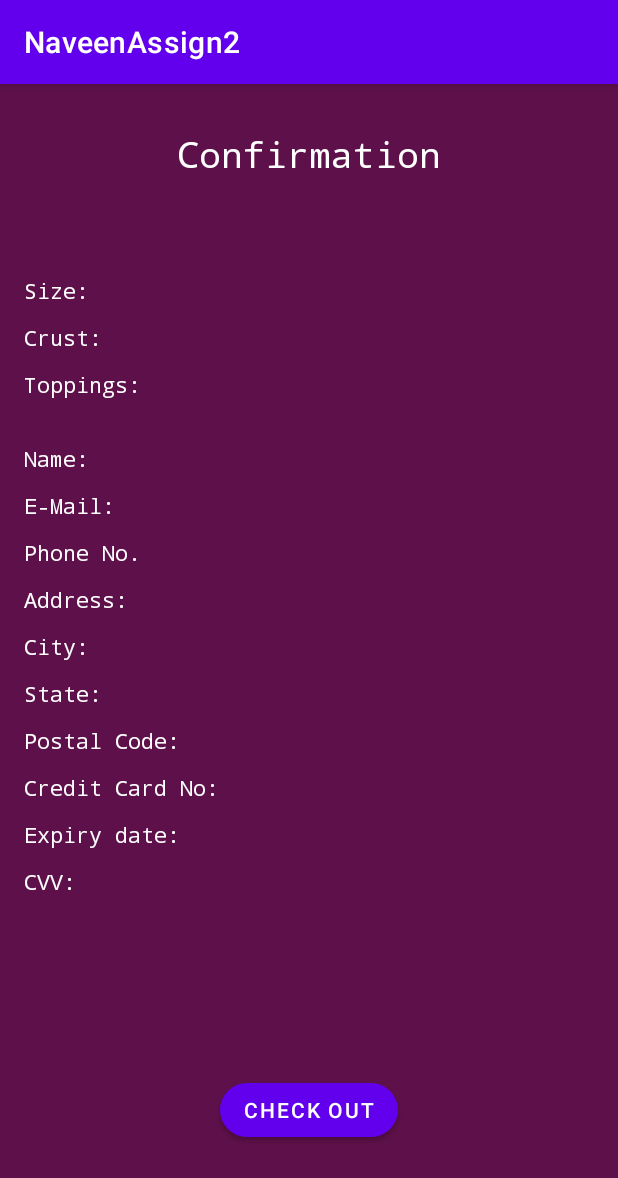
After one commit to naveenKumar5935/pizza-ordering, an Android app: the KumarCheckOutScreen screen opened directly, with no data from a screen before it, on a phone screen of 412 x 824 dp. The commit adds this screen. Shown: the top 1178 px of the screen. Run offline under Robolectric (Android 15) with nearby library versions, the phone set to English and light mode, and no system bars.

Commit message:
Completed Check Out screen with layout and functionality

```diff
--- a/app/src/main/AndroidManifest.xml
+++ b/app/src/main/AndroidManifest.xml
@@ -9,7 +9,8 @@
         android:roundIcon="@mipmap/ic_launcher_round"
         android:supportsRtl="true"
         android:theme="@style/Theme.NaveenAssign2">
-        <activity android:name=".KumarActivityPaymentScreen"></activity>
+        <activity android:name=".KumarCheckOutScreen"></activity>
+        <activity android:name=".KumarActivityPaymentScreen" />
         <activity android:name=".KumarActivityOrderScreen" />
         <activity android:name=".NaveenActivity">
             <intent-filter>
--- a/app/src/main/java/naveen/kumar/n01355935/KumarActivityPaymentScreen.java
+++ b/app/src/main/java/naveen/kumar/n01355935/KumarActivityPaymentScreen.java
@@ -5,6 +5,7 @@ import androidx.appcompat.app.AppCompatActivity;
 import android.content.Intent;
 import android.os.Bundle;
 import android.text.TextUtils;
+import android.util.Log;
 import android.view.View;
 import android.widget.ArrayAdapter;
 import android.widget.EditText;
@@ -16,6 +17,13 @@ import com.google.android.material.snackbar.Snackbar;
 import java.util.ArrayList;
 
 public class KumarActivityPaymentScreen extends AppCompatActivity {
+
+    String size;
+    String crust;
+    String toppings;
+    String province;
+
+
 
 
     public void orderClick(View view){
@@ -29,6 +37,7 @@ public class KumarActivityPaymentScreen extends AppCompatActivity {
         EditText creditNo = findViewById(R.id.naveenCreditNo);
         EditText expiryDate = findViewById(R.id.naveenExpiryDate);
         EditText cvv = findViewById(R.id.naveenCVV);
+
 
         Boolean allConditionCheck=true;
 
@@ -108,9 +117,35 @@ public class KumarActivityPaymentScreen extends AppCompatActivity {
         }
 
         if(allConditionCheck){
-            Snackbar.make(view,"Congratulations",Snackbar.LENGTH_LONG).show();
+
+
+            Intent intent = new Intent(this,KumarCheckOutScreen.class);
+            intent.putExtra("size",size);
+            intent.putExtra("crust",crust);
+            intent.putExtra("toppings",toppings);
+            intent.putExtra("name",name.getText().toString());
+            intent.putExtra("email",email.getText().toString());
+            intent.putExtra("phone",phoneNo.getText().toString());
+            intent.putExtra("address",address.getText().toString());
+            intent.putExtra("city",city.getText().toString());
+            intent.putExtra("state",province);
+            intent.putExtra("postal",postal.getText().toString());
+            intent.putExtra("credit",creditNo.getText().toString());
+            intent.putExtra("expiry",expiryDate.getText().toString());
+            intent.putExtra("cvv",cvv.getText().toString());
+
+            startActivity(intent);
+
         }
 
+    }
+
+
+    public void pizzaValues(String size,String crust,String topping,String province){
+        this.size = size;
+        this.crust=crust;
+        this.toppings=topping;
+        this.province=province;
     }
 
 
@@ -136,24 +171,30 @@ public class KumarActivityPaymentScreen extends AppCompatActivity {
         TextView t3 = findViewById(R.id.naveenPaymentToppingsView);
 
         Intent intent = getIntent();
-        String size = getIntent().getStringExtra("sizeSelected");
-        String crust = getIntent().getStringExtra("crustSelected");
+       String size = getIntent().getStringExtra("sizeSelected");
+       String crust = getIntent().getStringExtra("crustSelected");
         ArrayList<String> list = getIntent().getStringArrayListExtra("toppingSelected");
 
-        String str = list.get(0);
+        String topp = list.get(0);
         for(int i=1;i<list.size();i++){
-            str = str + ","+list.get(i);
+            topp = topp + ","+list.get(i);
         }
 
         t1.setText(size);
         t2.setText(crust);
-        t3.setText(str);
+        t3.setText(topp);
+
+
 
         //Spinner Code for province
         String[] province = {"ON","QC","BC","PE","NS","NB","NL","MB","SK","AB","YT","NT","NU"};
-        Spinner provinceSpinner = findViewById(R.id.naveenSpinner);
+      Spinner provinceSpinner = findViewById(R.id.naveenSpinner);
         ArrayAdapter pA = new ArrayAdapter(this,android.R.layout.simple_spinner_item,province);
         pA.setDropDownViewResource(R.layout.spinner_list);
         provinceSpinner.setAdapter(pA);
+
+
+        //Calling PizzaValues
+        pizzaValues(size,crust,topp,provinceSpinner.getSelectedItem().toString());
     }
 }
--- /dev/null
+++ b/app/src/main/java/naveen/kumar/n01355935/KumarCheckOutScreen.java
@@ -0,0 +1,71 @@
+package naveen.kumar.n01355935;
+
+import androidx.appcompat.app.AlertDialog;
+import androidx.appcompat.app.AppCompatActivity;
+
+import android.content.DialogInterface;
+import android.content.Intent;
+import android.os.Bundle;
+import android.util.Log;
+import android.view.View;
+import android.widget.Button;
+import android.widget.TextView;
+
+import java.util.Random;
+
+public class KumarCheckOutScreen extends AppCompatActivity {
+
+    @Override
+    protected void onCreate(Bundle savedInstanceState) {
+        super.onCreate(savedInstanceState);
+        setContentView(R.layout.activity_kumar_check_out_screen);
+        TextView size = findViewById(R.id.naveenCheckOutSizeDisplay);
+        TextView crust = findViewById(R.id.naveenCheckOutCrustDisplay);
+        TextView toppings = findViewById(R.id.naveenCheckOutToppingsDisplay);
+        TextView name = findViewById(R.id.naveenCheckOutNameDisplay);
+        TextView email = findViewById(R.id.naveenCheckOutEmailDisplay);
+        TextView phone = findViewById(R.id.naveenCheckOutPhoneDisplay);
+        TextView address = findViewById(R.id.naveenCheckOutAddressDisplay);
+        TextView city = findViewById(R.id.naveenCheckOutCityDisplay);
+        TextView state = findViewById(R.id.naveenCheckOutStateDisplay);
+        TextView postal = findViewById(R.id.naveenCheckOutPostalDisplay);
+        TextView credit = findViewById(R.id.naveenCheckOutCreditNoDisplay);
+        TextView expiry = findViewById(R.id.naveenCheckOutExpiryDisplay);
+        TextView cvv = findViewById(R.id.naveenCheckOutCVVDisplay);
+        Intent intent = new Intent();
+        size.setText(getIntent().getStringExtra("size"));
+        crust.setText(getIntent().getStringExtra("crust"));
+        toppings.setText(getIntent().getStringExtra("toppings"));
+        name.setText(getIntent().getStringExtra("name"));
+        email.setText(getIntent().getStringExtra("email"));
+        phone.setText(getIntent().getStringExtra("phone"));
+        address.setText(getIntent().getStringExtra("address"));
+        city.setText(getIntent().getStringExtra("city"));
+        state.setText(getIntent().getStringExtra("state"));
+        postal.setText(getIntent().getStringExtra("postal"));
+        credit.setText(getIntent().getStringExtra("credit"));
+        expiry.setText(getIntent().getStringExtra("expiry"));
+        cvv.setText(getIntent().getStringExtra("cvv"));
+
+
+
+    }
+    public void alertFunction(View view){
+
+     Random r = new Random();
+        int i1 = r.nextInt(1023 - 111) + 111;
+        AlertDialog.Builder alert = new AlertDialog.Builder(KumarCheckOutScreen.this);
+        alert.setTitle(R.string.alert_title);
+        alert.setMessage(getString(R.string.Alert_confirmation_no)+ String.valueOf(i1)+getString(R.string.alert_readyTime));
+        alert.setPositiveButton("OK", new DialogInterface.OnClickListener() {
+            @Override
+            public void onClick(DialogInterface dialog, int which) {
+                startActivity(new Intent(getApplicationContext(),NaveenActivity.class).setFlags(Intent.FLAG_ACTIVITY_CLEAR_TOP));
+            }
+        });
+        alert.show();
+
+
+    }
+
+}
--- /dev/null
+++ b/app/src/main/res/layout/activity_kumar_check_out_screen.xml
@@ -0,0 +1,274 @@
+<?xml version="1.0" encoding="utf-8"?>
+<androidx.constraintlayout.widget.ConstraintLayout xmlns:android="http://schemas.android.com/apk/res/android"
+    xmlns:app="http://schemas.android.com/apk/res-auto"
+    xmlns:tools="http://schemas.android.com/tools"
+    android:layout_width="match_parent"
+    android:layout_height="match_parent"
+    android:background="@color/purple"
+    tools:context=".KumarCheckOutScreen">
+
+    <LinearLayout
+        android:layout_width="wrap_content"
+        android:layout_height="wrap_content"
+        android:layout_marginTop="116dp"
+        android:orientation="vertical"
+        app:layout_constraintStart_toEndOf="@+id/naveenlinearLayout3"
+        app:layout_constraintTop_toTopOf="parent">
+
+        <TextView
+            android:id="@+id/naveenCheckOutSizeDisplay"
+            android:layout_width="match_parent"
+            android:layout_height="wrap_content"
+            android:layout_marginTop="12sp"
+            android:fontFamily="monospace"
+            android:textSize="14sp" />
+
+        <TextView
+            android:id="@+id/naveenCheckOutCrustDisplay"
+            android:layout_width="match_parent"
+            android:layout_height="wrap_content"
+            android:layout_marginTop="12sp"
+            android:fontFamily="monospace"
+            android:textSize="14sp" />
+
+        <TextView
+            android:id="@+id/naveenCheckOutToppingsDisplay"
+            android:layout_width="match_parent"
+            android:layout_height="wrap_content"
+            android:layout_marginTop="12sp"
+            android:fontFamily="monospace"
+            android:textSize="14sp" />
+
+        <TextView
+            android:id="@+id/naveenCheckOutNameDisplay"
+            android:layout_width="match_parent"
+            android:layout_height="wrap_content"
+            android:layout_marginTop="30sp"
+            android:fontFamily="monospace"
+            android:textSize="14sp" />
+
+        <TextView
+            android:id="@+id/naveenCheckOutEmailDisplay"
+            android:layout_width="match_parent"
+            android:layout_height="wrap_content"
+            android:layout_marginTop="12sp"
+            android:fontFamily="monospace"
+            android:textSize="14sp" />
+
+        <TextView
+            android:id="@+id/naveenCheckOutPhoneDisplay"
+            android:layout_width="match_parent"
+            android:layout_height="wrap_content"
+            android:layout_marginTop="12sp"
+            android:fontFamily="monospace"
+            android:textSize="14sp" />
+
+        <TextView
+            android:id="@+id/naveenCheckOutAddressDisplay"
+            android:layout_width="match_parent"
+            android:layout_height="wrap_content"
+            android:layout_marginTop="12sp"
+            android:fontFamily="monospace"
+            android:textSize="14sp" />
+
+        <TextView
+            android:id="@+id/naveenCheckOutCityDisplay"
+            android:layout_width="match_parent"
+            android:layout_height="wrap_content"
+            android:layout_marginTop="12sp"
+            android:fontFamily="monospace"
+            android:textSize="14sp" />
+
+        <TextView
+            android:id="@+id/naveenCheckOutStateDisplay"
+            android:layout_width="match_parent"
+            android:layout_height="wrap_content"
+            android:layout_marginTop="12sp"
+            android:fontFamily="monospace"
+            android:textSize="14sp" />
+
+        <TextView
+            android:id="@+id/naveenCheckOutPostalDisplay"
+            android:layout_width="match_parent"
+            android:layout_height="wrap_content"
+            android:layout_marginTop="12sp"
+            android:fontFamily="monospace"
+            android:textSize="14sp" />
+
+        <TextView
+            android:id="@+id/naveenCheckOutCreditNoDisplay"
+            android:layout_width="match_parent"
+            android:layout_height="wrap_content"
+            android:layout_marginTop="12sp"
+            android:fontFamily="monospace"
+            android:textSize="14sp" />
+
+        <TextView
+            android:id="@+id/naveenCheckOutExpiryDisplay"
+            android:layout_width="match_parent"
+            android:layout_height="wrap_content"
+            android:layout_marginTop="12sp"
+            android:fontFamily="monospace"
+            android:textSize="14sp" />
+
+        <TextView
+            android:id="@+id/naveenCheckOutCVVDisplay"
+            android:layout_width="match_parent"
+            android:layout_height="wrap_content"
+            android:layout_marginTop="12sp"
+            android:fontFamily="monospace"
+            android:textSize="14sp" />
+    </LinearLayout>
+
+    <LinearLayout
+        android:id="@+id/naveenlinearLayout3"
+        android:layout_width="wrap_content"
+        android:layout_height="wrap_content"
+        android:layout_marginStart="16dp"
+        android:layout_marginTop="116dp"
+        android:orientation="vertical"
+        app:layout_constraintStart_toStartOf="parent"
+        app:layout_constraintTop_toTopOf="parent">
+
+        <TextView
+            android:id="@+id/naveenCheckOutSize"
+            android:layout_width="match_parent"
+            android:layout_height="wrap_content"
+            android:layout_marginTop="12sp"
+            android:fontFamily="monospace"
+            android:text="@string/size_checkout"
+            android:textSize="14sp" />
+
+        <TextView
+            android:id="@+id/naveenCheckOutCrust"
+            android:layout_width="match_parent"
+            android:layout_height="wrap_content"
+            android:layout_marginTop="12sp"
+            android:fontFamily="monospace"
+            android:text="@string/crust_checkout"
+            android:textSize="14sp" />
+
+        <TextView
+            android:id="@+id/naveenCheckOutToppings"
+            android:layout_width="match_parent"
+            android:layout_height="wrap_content"
+            android:layout_marginTop="12sp"
+            android:fontFamily="monospace"
+            android:text="@string/toppings_checkout"
+            android:textSize="14sp" />
+
+        <TextView
+            android:id="@+id/naveenCheckOutName"
+            android:layout_width="match_parent"
+            android:layout_height="wrap_content"
+            android:layout_marginTop="30sp"
+            android:fontFamily="monospace"
+            android:text="@string/name_checkout"
+            android:textSize="14sp" />
+
+        <TextView
+            android:id="@+id/naveenCheckOutEmail"
+            android:layout_width="match_parent"
+            android:layout_height="wrap_content"
+            android:layout_marginTop="12sp"
+            android:fontFamily="monospace"
+            android:text="@string/e_mail_checkout"
+            android:textSize="14sp" />
+
+        <TextView
+            android:id="@+id/naveenCheckOutPhone"
+            android:layout_width="match_parent"
+            android:layout_height="wrap_content"
+            android:layout_marginTop="12sp"
+            android:fontFamily="monospace"
+            android:text="@string/phone_no_checkout"
+            android:textSize="14sp" />
+
+        <TextView
+            android:id="@+id/naveenCheckOutAddress"
+            android:layout_width="match_parent"
+            android:layout_height="wrap_content"
+            android:layout_marginTop="12sp"
+            android:fontFamily="monospace"
+            android:text="@string/address_checkout"
+            android:textSize="14sp" />
+
+        <TextView
+            android:id="@+id/naveenCheckOutCity"
+            android:layout_width="match_parent"
+            android:layout_height="wrap_content"
+            android:layout_marginTop="12sp"
+            android:fontFamily="monospace"
+            android:text="@string/city_checkout"
+            android:textSize="14sp" />
+
+        <TextView
+            android:id="@+id/naveenCheckOutState"
+            android:layout_width="match_parent"
+            android:layout_height="wrap_content"
+            android:layout_marginTop="12sp"
+            android:fontFamily="monospace"
+            android:text="@string/state_checkout"
+            android:textSize="14sp" />
+
+        <TextView
+            android:id="@+id/naveenCheckOutPostal"
+            android:layout_width="match_parent"
+            android:layout_height="wrap_content"
+            android:layout_marginTop="12sp"
+            android:fontFamily="monospace"
+            android:text="@string/postal_code_checkout"
+            android:textSize="14sp" />
+
+        <TextView
+            android:id="@+id/naveenCheckOutCreditNo"
+            android:layout_width="match_parent"
+            android:layout_height="wrap_content"
+            android:layout_marginTop="12sp"
+            android:fontFamily="monospace"
+            android:text="@string/credit_card_no_checkout"
+            android:textSize="14sp" />
+
+        <TextView
+            android:id="@+id/naveenCheckOutExpiry"
+            android:layout_width="match_parent"
+            android:layout_height="wrap_content"
+            android:layout_marginTop="12sp"
+            android:fontFamily="monospace"
+            android:text="@string/expiry_date_checkout"
+            android:textSize="14sp" />
+
+        <TextView
+            android:id="@+id/naveenCheckOutCVV"
+            android:layout_width="match_parent"
+            android:layout_height="wrap_content"
+            android:layout_marginTop="12sp"
+            android:fontFamily="monospace"
+            android:text="@string/cvv_checkout"
+            android:textSize="14sp" />
+    </LinearLayout>
+
+    <TextView
+        android:id="@+id/naveenConfirmationCheckout"
+        android:layout_width="wrap_content"
+        android:layout_height="wrap_content"
+        android:layout_marginTop="30dp"
+        android:fontFamily="monospace"
+        android:text="@string/confirmation_checkout"
+        android:textSize="24sp"
+        app:layout_constraintEnd_toEndOf="parent"
+        app:layout_constraintStart_toStartOf="parent"
+        app:layout_constraintTop_toTopOf="parent" />
+
+    <Button
+        android:id="@+id/naveenCheckOutButton"
+        android:layout_width="wrap_content"
+        android:layout_height="wrap_content"
+        android:layout_marginBottom="60dp"
+        android:text="@string/check_out_checkout"
+        app:cornerRadius="20sp"
+        android:onClick="alertFunction"
+        app:layout_constraintBottom_toBottomOf="parent"
+        app:layout_constraintEnd_toEndOf="parent"
+        app:layout_constraintStart_toStartOf="parent" />
+</androidx.constraintlayout.widget.ConstraintLayout>
--- a/app/src/main/res/layout/activity_kumar_payment_screen.xml
+++ b/app/src/main/res/layout/activity_kumar_payment_screen.xml
@@ -190,12 +190,12 @@
 
     <Button
         android:id="@+id/orderButton"
-        android:layout_width="match_parent"
+        android:layout_width="wrap_content"
         android:layout_height="wrap_content"
         android:layout_margin="20sp"
         android:layout_marginBottom="10dp"
+        android:onClick="orderClick"
         android:text="Order"
-        android:onClick="orderClick"
         app:layout_constraintBottom_toBottomOf="parent"
         app:layout_constraintEnd_toEndOf="parent"
         app:layout_constraintStart_toStartOf="parent" />
--- a/app/src/main/res/values/strings.xml
+++ b/app/src/main/res/values/strings.xml
@@ -52,4 +52,23 @@
     <string name="enter_credit_error">Enter Credit Card No.</string>
     <string name="enter_expiry_error">Enter Expiry date</string>
     <string name="enter_cvv_error">Enter CVV</string>
+    <string name="size_checkout">Size:</string>
+    <string name="crust_checkout">Crust:</string>
+    <string name="toppings_checkout">Toppings:</string>
+    <string name="name_checkout">Name:</string>
+    <string name="e_mail_checkout">E-Mail:</string>
+    <string name="phone_no_checkout">Phone No.</string>
+    <string name="address_checkout">Address:</string>
+    <string name="city_checkout">City:</string>
+    <string name="state_checkout">State:</string>
+    <string name="postal_code_checkout">Postal Code:</string>
+    <string name="credit_card_no_checkout">Credit Card No:</string>
+    <string name="expiry_date_checkout">Expiry date:</string>
+    <string name="cvv_checkout">CVV:</string>
+    <string name="confirmation_checkout">Confirmation</string>
+    <string name="check_out_checkout">Check Out</string>
+    <string name="Alert_confirmation_no">Confirmation No. </string>
+    <string name="alert_readyTime">\n Will be Ready in 30 minutes</string>
+    <string name="alert_title">Congratulations! Order is placed</string>
+
 </resources>
```
